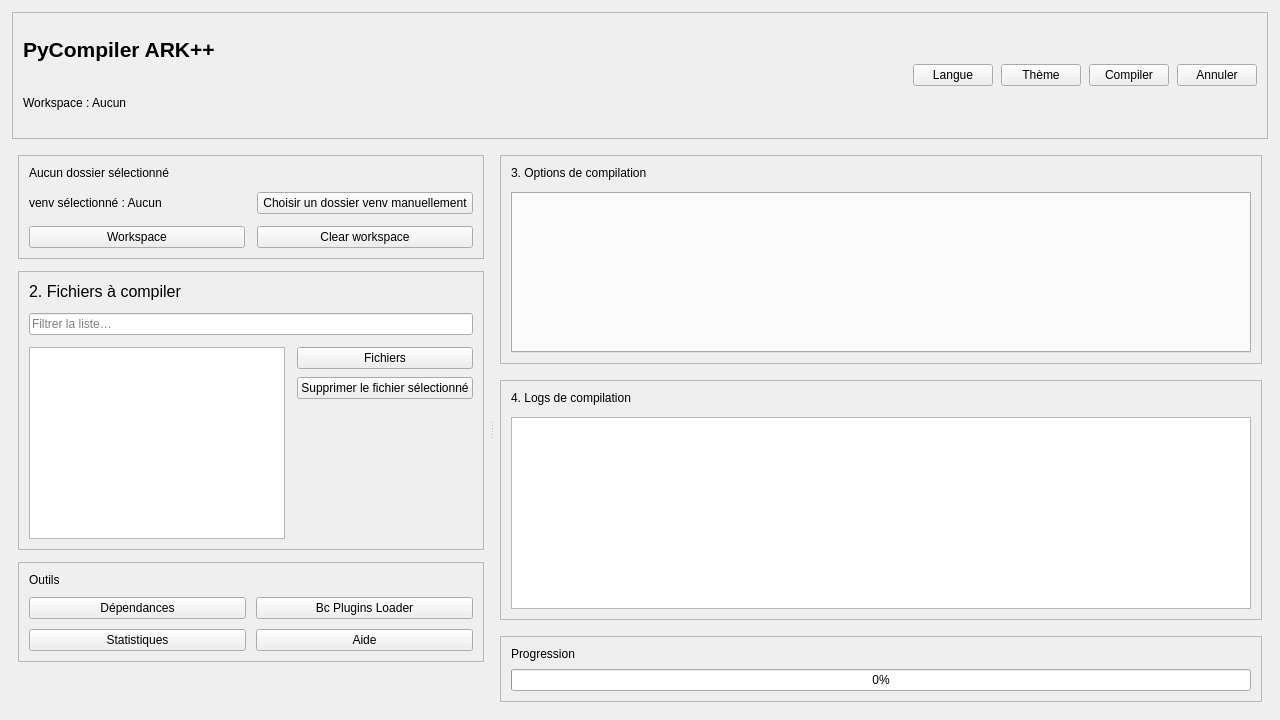
The window that ui/ui_design.ui (raidos23/PyCompiler_ARK) describes before a commit, drawn with Qt 5.
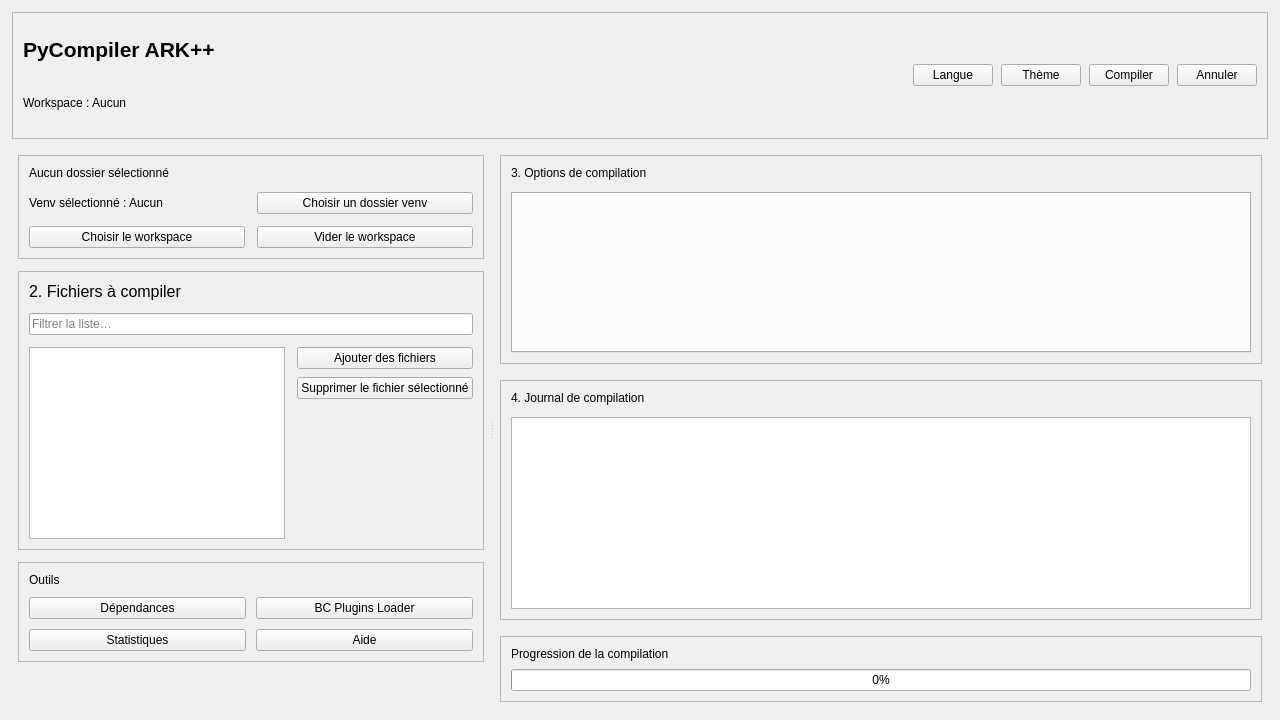
The same window after the commit.

What changed in the file:
```diff
--- a/ui/ui_design.ui
+++ b/ui/ui_design.ui
@@ -230,21 +230,21 @@
           <item row="1" column="0">
            <widget class="QLabel" name="venv_label">
             <property name="text">
-             <string>venv sélectionné : Aucun</string>
+             <string>Venv sélectionné : Aucun</string>
             </property>
            </widget>
           </item>
           <item row="1" column="1">
            <widget class="QPushButton" name="venv_button">
             <property name="text">
-             <string>Choisir un dossier venv manuellement</string>
+             <string>Choisir un dossier venv</string>
             </property>
            </widget>
           </item>
           <item row="2" column="0">
            <widget class="QPushButton" name="btn_select_folder">
             <property name="text">
-             <string>Workspace</string>
+             <string>Choisir le workspace</string>
             </property>
             <property name="toolTip">
              <string>Sélectionner le dossier de travail</string>
@@ -254,7 +254,7 @@
           <item row="2" column="1">
            <widget class="QPushButton" name="btn_clear_workspace">
             <property name="text">
-             <string>Clear workspace</string>
+             <string>Vider le workspace</string>
             </property>
             <property name="toolTip">
              <string>Vider la liste des fichiers et réinitialiser la sélection</string>
@@ -341,7 +341,7 @@
            <item>
              <widget class="QPushButton" name="btn_select_files">
               <property name="text">
-               <string>Fichiers</string>
+              <string>Ajouter des fichiers</string>
               </property>
               <property name="toolTip">
                <string>Ajouter des fichiers à compiler</string>
@@ -414,7 +414,7 @@
           <item row="1" column="1">
            <widget class="QPushButton" name="btn_bc_loader">
             <property name="text">
-             <string>Bc Plugins Loader</string>
+             <string>BC Plugins Loader</string>
             </property>
             <property name="toolTip">
              <string>Charger Bc Plugins Loader</string>
@@ -547,7 +547,7 @@
           <item>
            <widget class="QLabel" name="label_logs_section">
             <property name="text">
-             <string>4. Logs de compilation</string>
+             <string>4. Journal de compilation</string>
             </property>
            </widget>
           </item>
@@ -591,7 +591,7 @@
           <item>
            <widget class="QLabel" name="label_progress">
             <property name="text">
-             <string>Progression</string>
+             <string>Progression de la compilation</string>
             </property>
            </widget>
           </item>
```
Left out of the diff: 4 changed lines with no effect on the pictures.
